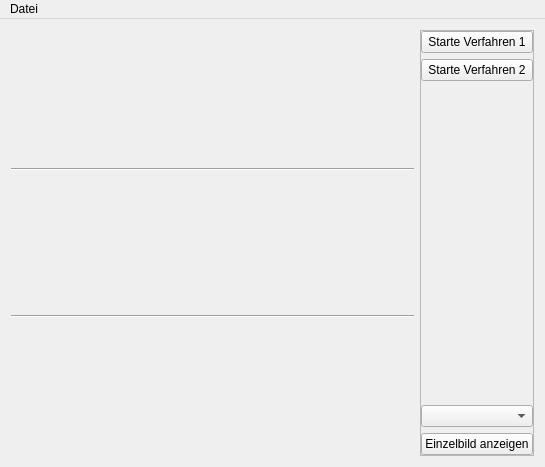
annsimon/bit_shadows, file BIT_Shadows/mainwindow.ui: the form before one commit.
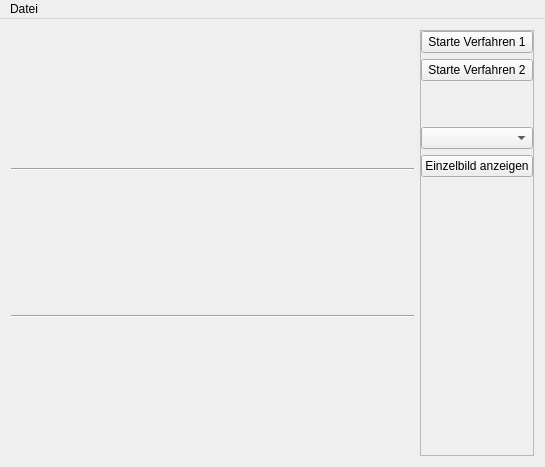
The form after the commit.

```diff
--- a/BIT_Shadows/mainwindow.ui
+++ b/BIT_Shadows/mainwindow.ui
@@ -91,6 +91,9 @@
          <property name="orientation">
           <enum>Qt::Vertical</enum>
          </property>
+         <property name="sizeType">
+          <enum>QSizePolicy::Fixed</enum>
+         </property>
          <property name="sizeHint" stdset="0">
           <size>
            <width>20</width>
@@ -109,6 +112,19 @@
          </property>
         </widget>
        </item>
+       <item>
+        <spacer name="verticalSpacer_2">
+         <property name="orientation">
+          <enum>Qt::Vertical</enum>
+         </property>
+         <property name="sizeHint" stdset="0">
+          <size>
+           <width>20</width>
+           <height>40</height>
+          </size>
+         </property>
+        </spacer>
+       </item>
       </layout>
      </widget>
     </item>
```
